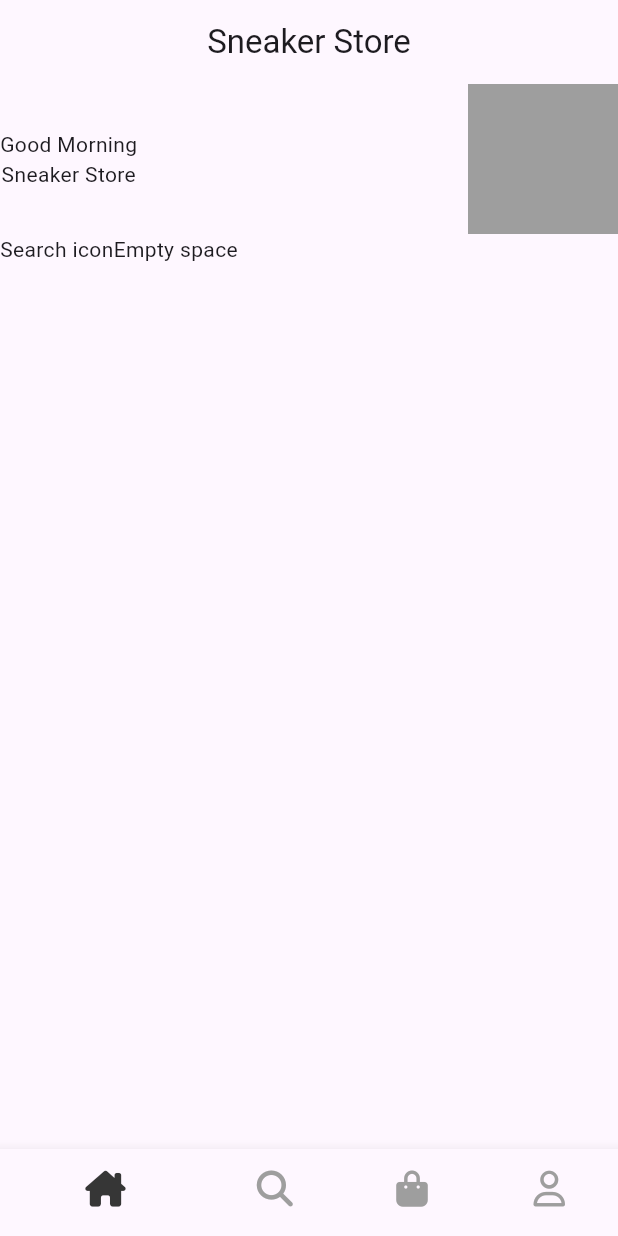
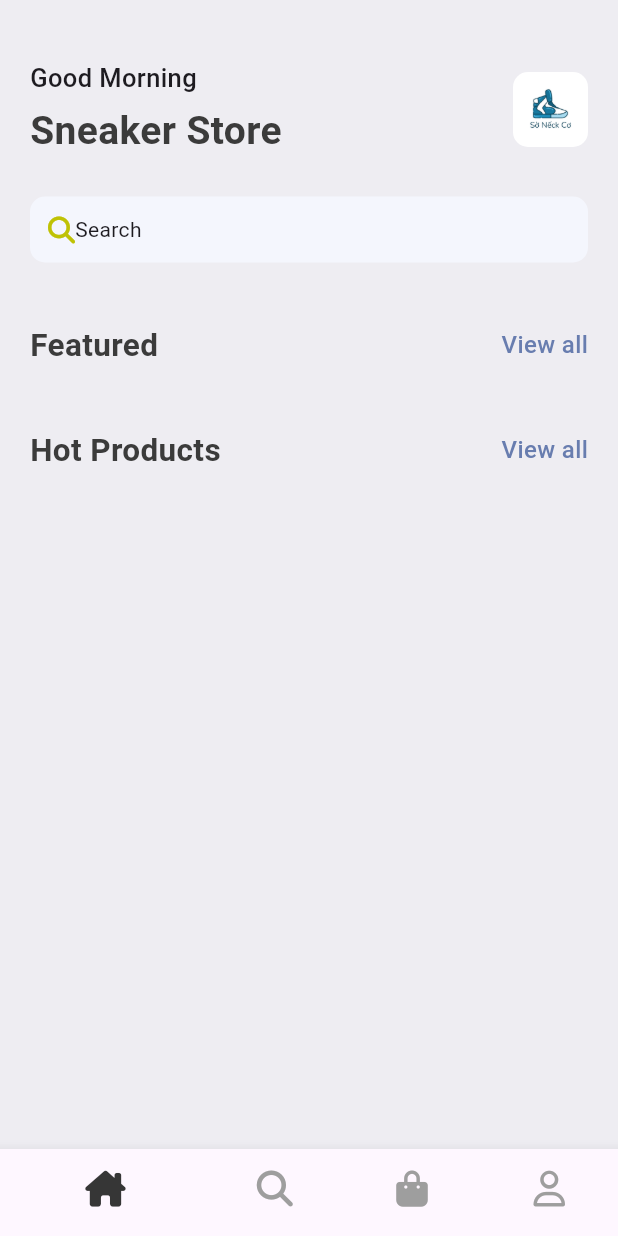
Before and after one commit to NDuc-Dev/sneaker_store_mobile_app, a Flutter app: the screen it shows after launch, on a phone screen of 412 x 824 dp. Run offline on Flutter 3.47's test engine with Material 3 defaults, Android fonts, the phone set to English and light mode, and no system bars; our stand-ins replace font_awesome_flutter.

Commit message:
update home page

```diff
--- a/lib/core/bottom_nav_bar.dart
+++ b/lib/core/bottom_nav_bar.dart
@@ -10,7 +10,6 @@ class BottomNavBar extends StatefulWidget {
 }
 
 class _BottomNavBarState extends State<BottomNavBar> {
-
   final appScreens = [
     const HomeScreen(),
     Center(child: const Text("Search")),
@@ -29,7 +28,6 @@ class _BottomNavBarState extends State<BottomNavBar> {
   @override
   Widget build(BuildContext context) {
     return Scaffold(
-      appBar: AppBar(title: Center(child: Text("Sneaker Store"))),
       body: appScreens[_selectedIndex],
       bottomNavigationBar: BottomNavigationBar(
         currentIndex: _selectedIndex,
--- /dev/null
+++ b/lib/core/res/media.dart
@@ -0,0 +1,4 @@
+class AppMedia {
+  static const _baseImage = "assets/images";
+  static const logo = '$_baseImage/Logo.png';
+}
--- /dev/null
+++ b/lib/core/res/styles/app_style.dart
@@ -0,0 +1,28 @@
+import 'package:flutter/material.dart';
+
+Color primary = const Color(0xFF687daf);
+
+class AppStyles {
+  static Color primaryColor = primary;
+  static Color bgColor = Color(0xFFeeedf2);
+  static Color textColor = const Color(0xFF3b3b3b);
+  static TextStyle textStyle = TextStyle(
+    fontSize: 16,
+    color: textColor,
+    fontWeight: FontWeight.w500,
+  );
+  static TextStyle headLineStyle1 = TextStyle(
+    fontSize: 26,
+    fontWeight: FontWeight.bold,
+    color: AppStyles.textColor,
+  );
+  static TextStyle headLineStyle2 = TextStyle(
+    fontSize: 21,
+    fontWeight: FontWeight.bold,
+    color: textColor,
+  );
+  static TextStyle headLineStyle3 = TextStyle(
+    fontSize: 17,
+    fontWeight: FontWeight.w500,
+  );
+}
--- /dev/null
+++ b/lib/core/widgets/app_double_text.dart
@@ -0,0 +1,28 @@
+import 'package:flutter/material.dart';
+import 'package:snaeaker_store/core/res/styles/app_style.dart';
+
+class AppDoubleText extends StatelessWidget {
+  const AppDoubleText({
+    super.key,
+    required this.bigText,
+    required this.smallText,
+  });
+  final String bigText;
+  final String smallText;
+  @override
+  Widget build(BuildContext context) {
+    return Row(
+      mainAxisAlignment: MainAxisAlignment.spaceBetween,
+      children: [
+        Text(bigText, style: AppStyles.headLineStyle2),
+        InkWell(
+          onTap: () {},
+          child: Text(
+            smallText,
+            style: AppStyles.textStyle.copyWith(color: AppStyles.primaryColor),
+          ),
+        ),
+      ],
+    );
+  }
+}
--- a/lib/main.dart
+++ b/lib/main.dart
@@ -10,8 +10,6 @@ class MyApp extends StatelessWidget {
 
   @override
   Widget build(BuildContext context) {
-    return MaterialApp(
-      home: BottomNavBar()
-    );
+    return MaterialApp(debugShowCheckedModeBanner: false, home: BottomNavBar());
   }
 }
--- a/lib/screens/home_screen.dart
+++ b/lib/screens/home_screen.dart
@@ -1,4 +1,8 @@
 import 'package:flutter/material.dart';
+import 'package:font_awesome_flutter/font_awesome_flutter.dart';
+import 'package:snaeaker_store/core/res/media.dart';
+import 'package:snaeaker_store/core/res/styles/app_style.dart';
+import 'package:snaeaker_store/core/widgets/app_double_text.dart';
 
 class HomeScreen extends StatelessWidget {
   const HomeScreen({super.key});
@@ -6,34 +10,64 @@ class HomeScreen extends StatelessWidget {
   @override
   Widget build(BuildContext context) {
     return Scaffold(
+      backgroundColor: AppStyles.bgColor,
       body: ListView(
         children: [
-          Column(
+          SizedBox(height: 40),
+          Container(
+            padding: const EdgeInsets.symmetric(horizontal: 20),
+            child: Column(
               children: [
                 Row(
                   mainAxisAlignment: MainAxisAlignment.spaceBetween,
                   children: [
                     Column(
+                      crossAxisAlignment: CrossAxisAlignment.start,
                       children: [
-                      Text("Good Morning"),
-                      Text("Sneaker Store"),
+                        Text("Good Morning", style: AppStyles.headLineStyle3),
+                        SizedBox(height: 5),
+                        Text("Sneaker Store", style: AppStyles.headLineStyle1),
                       ],
                     ),
                     Container(
-                    width: 100,
-                    height: 100,
-                    color: Colors.grey,
-                  )
+                      width: 50,
+                      height: 50,
+                      decoration: BoxDecoration(
+                        borderRadius: BorderRadius.circular(10),
+                        image: DecorationImage(
+                          image: AssetImage(AppMedia.logo),
+                        ),
+                      ),
+                    ),
                   ],
                 ),
-              Row(
+                SizedBox(height: 25),
+                Container(
+                  padding: EdgeInsets.symmetric(horizontal: 12, vertical: 12),
+                  decoration: BoxDecoration(
+                    borderRadius: BorderRadius.circular(10),
+                    color: const Color(0xFFF4F6FD),
+                  ),
+                  child: Row(
+                    // mainAxisAlignment: MainAxisAlignment.spaceBetween,
                     children: [
-                  Text("Search icon"),
-                  Text("Empty space"),
+                      Icon(
+                        FontAwesomeIcons.magnifyingGlass,
+                        color: Color(0xFFBFC205),
+                        size: 18,
+                      ),
+                      Text("Search"),
                     ],
                   ),
+                ),
+                SizedBox(height: 40),
+                AppDoubleText(bigText: 'Featured', smallText: 'View all'),
+
+                SizedBox(height: 40),
+                AppDoubleText(bigText: 'Hot Products', smallText: 'View all'),
               ],
-          )
+            ),
+          ),
         ],
       ),
     );
--- a/pubspec.yaml
+++ b/pubspec.yaml
@@ -59,8 +59,8 @@ flutter:
   uses-material-design: true
 
   # To add assets to your application, add an assets section, like this:
-  # assets:
-  #   - images/a_dot_burr.jpeg
+  assets:
+    - assets/images/
   #   - images/a_dot_ham.jpeg
 
   # An image asset can refer to one or more resolution-specific "variants", see
```
Also changed, not shown: assets/images/Logo.png (added). Lines whose indentation alone changed are shown as unchanged.
